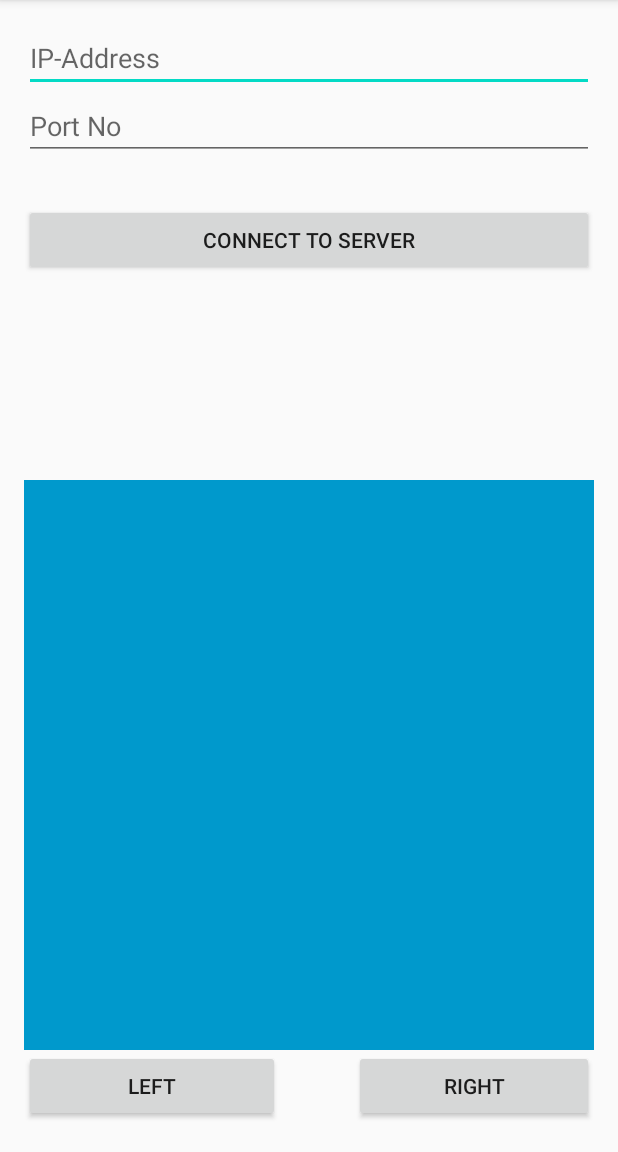
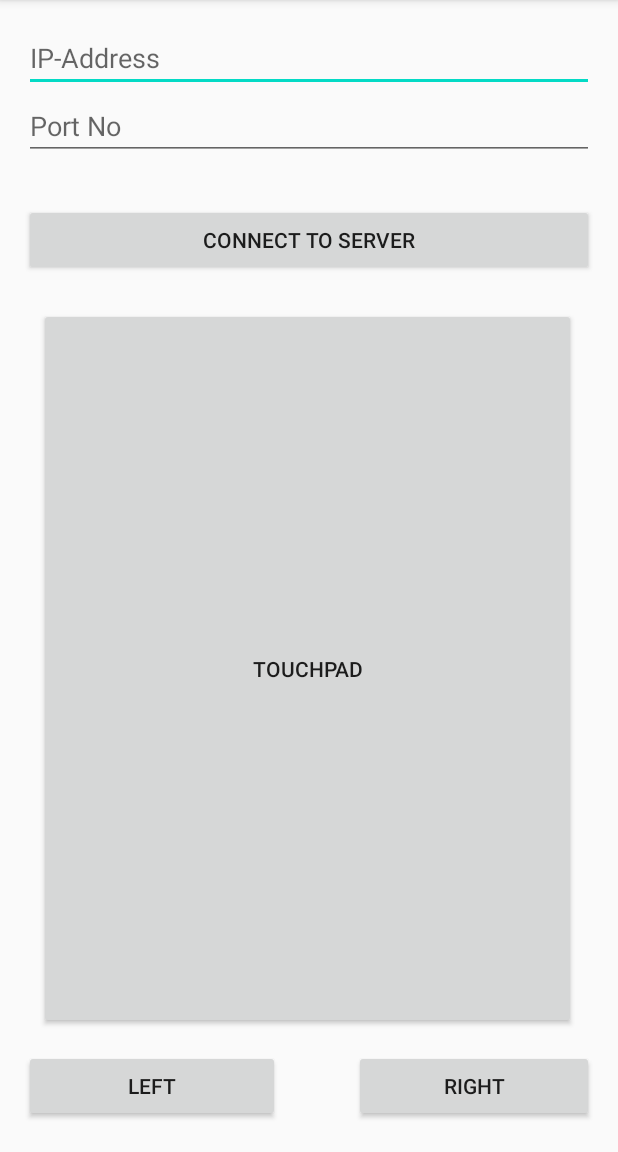
Before and after one commit to jainpriyanshi/MobileMouse, an Android app: the screen it shows after launch (MainActivity), on a phone screen of 412 x 824 dp, the part 84-1236 px from its top. Run offline under Robolectric (Android 15) with nearby library versions, the phone set to English and light mode, and no system bars.

Commit message:
Touchpad functionality

```diff
--- a/app/src/main/res/layout/activity_main.xml
+++ b/app/src/main/res/layout/activity_main.xml
@@ -31,16 +31,6 @@
         android:layout_marginBottom="4dp"
         android:text="Connect To Server" />
 
-    <TextView
-        android:id="@+id/mousePad"
-        android:layout_width = "match_parent"
-        android:layout_height="wrap_content"
-        android:layout_above="@+id/btnleftclick"
-        android:layout_alignTop="@+id/btnleftclick"
-        android:layout_marginTop="0dp"
-        android:layout_marginBottom="380dp"
-        android:background="@android:color/holo_blue_dark"
-        android:clickable="true" />
 
     <Button
         android:id="@+id/btnleftclick"
@@ -63,4 +53,18 @@
         android:layout_marginStart="220dp"
         android:layout_marginBottom="4dp"
         android:text="RIGHT" />
+
+    <Button
+        android:id="@+id/mousePad"
+        android:layout_width="wrap_content"
+        android:layout_height="444dp"
+        android:layout_below="@+id/btnConnect"
+        android:layout_alignParentStart="true"
+        android:layout_alignParentEnd="true"
+        android:layout_alignParentBottom="true"
+        android:layout_marginStart="10dp"
+        android:layout_marginTop="17dp"
+        android:layout_marginEnd="12dp"
+        android:layout_marginBottom="66dp"
+        android:text="TouchPad" />
 </RelativeLayout>
```
Also changed, not shown: app/src/main/java/com/example/mobilemouse/MainActivity.java (+52 -3 lines), 1 other file.
